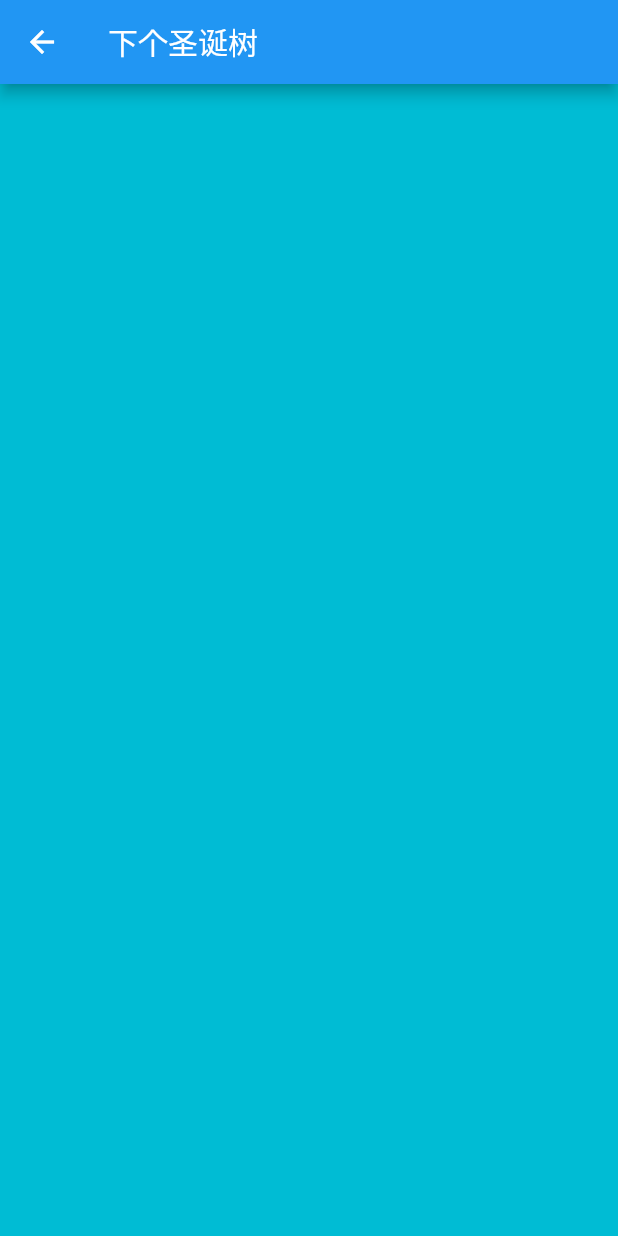
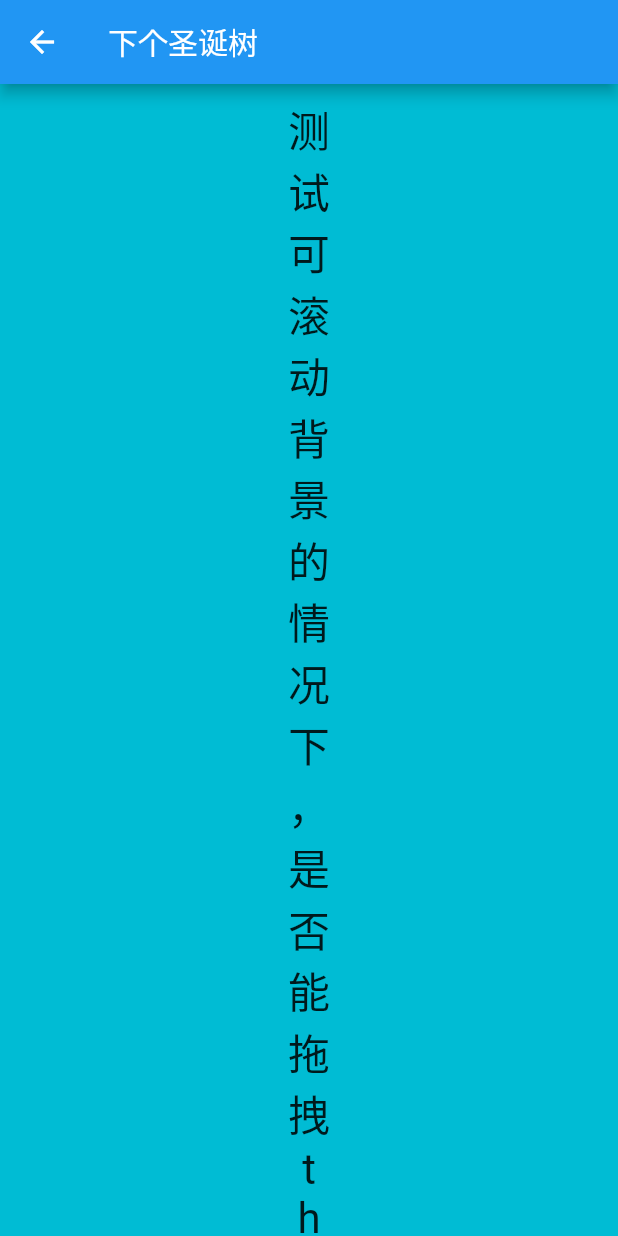
Before and after one commit to SpiciedCrab/FishLab, a Flutter app: the TestWidget screen opened directly, on a phone screen of 412 x 824 dp. Run offline on Flutter 3.47's test engine with Material 2 defaults, Android fonts, the phone set to English and light mode, and no system bars; network calls fail.

```diff
--- a/SnowAlltheTime/find_the_fish/example/lib/decorationWidget.dart
+++ b/SnowAlltheTime/find_the_fish/example/lib/decorationWidget.dart
@@ -19,12 +19,16 @@ class _DecorationState extends State<DecorationWidget> with SingleTickerProvider
     super.initState();
     controller = AnimationController(duration: const Duration(seconds: 1), vsync: this);
     if(widget.url != null) {
-      controller.forward();
+      Future.delayed(Duration(milliseconds: 500), () => controller.forward());
     }
 
     controller.addStatusListener((status) {
       if(status == AnimationStatus.completed) {
-        Future.delayed(Duration(seconds: 3), (){ controller.reverse(); });
+        Future.delayed(Duration(seconds: 3), (){
+          if(mounted) {
+            controller.reverse();
+          }
+        });
       }
     });
 
@@ -43,7 +47,7 @@ class _DecorationState extends State<DecorationWidget> with SingleTickerProvider
     } else {
       return FadeTransition(
         opacity: controller,
-        child: DecorationBgWidget(imageUrl: widget.url, options: DecorationOptions().copyWith(small: 48, large: 68))
+        child: DecorationBgWidget(imageUrl: widget.url, options: DecorationOptions().copyWith(small: 56, large: 70))
       );
     }
   }
--- a/SnowAlltheTime/find_the_fish/example/lib/testWidget.dart
+++ b/SnowAlltheTime/find_the_fish/example/lib/testWidget.dart
@@ -16,12 +16,24 @@ class _TestWidgetState extends State<TestWidget> {
       body: Builder(
           builder: (ctx) => Container(
             child: Stack(children: [
-              Container(
-                width: double.infinity,
-                height: double.infinity,
-                color: Colors.cyan,
+              Scrollbar(
+                child: Container(
+                  color: Colors.cyan,
+                  width: double.infinity,
+                  child: SingleChildScrollView(
+                      physics: BouncingScrollPhysics(),
+                      padding: EdgeInsets.all(10),
+                      child: Column(
+                          children:
+                          '测试可滚动背景的情况下，是否能拖拽this widget'.split("").map((e) => Text(e, textScaleFactor: 2)).toList(),
+                      ),
+                  ),
+                ),
               ),
-              DecorationWidget(url: url,)
+              IgnorePointer(
+                child: DecorationWidget(url: url,),
+              ),
+
             ],),
           )
       )
--- a/SnowAlltheTime/find_the_fish/lib/snow/caculators.dart
+++ b/SnowAlltheTime/find_the_fish/lib/snow/caculators.dart
@@ -28,9 +28,9 @@ class SnowInfoUtils {
 
 class SnowBasicInfo {
   late double x, y, r;
-  late double vx, vy, vr;
+  late double vx, vy, vr; // 速度
 
-  late double ax, ay;
+  late double ax, ay; // 加速度
   late double ar;
 
   late Offset meltedStart;
```
Also changed, not shown: SnowAlltheTime/find_the_fish/lib/decoration/decoration_bg_widget.dart (+4 -17 lines), SnowAlltheTime/find_the_fish/lib/decoration/decoration_custom_painter.dart (+7 -1 lines), SnowAlltheTime/find_the_fish/lib/utils/calculateRandom.dart (added, +13 -0 lines).
